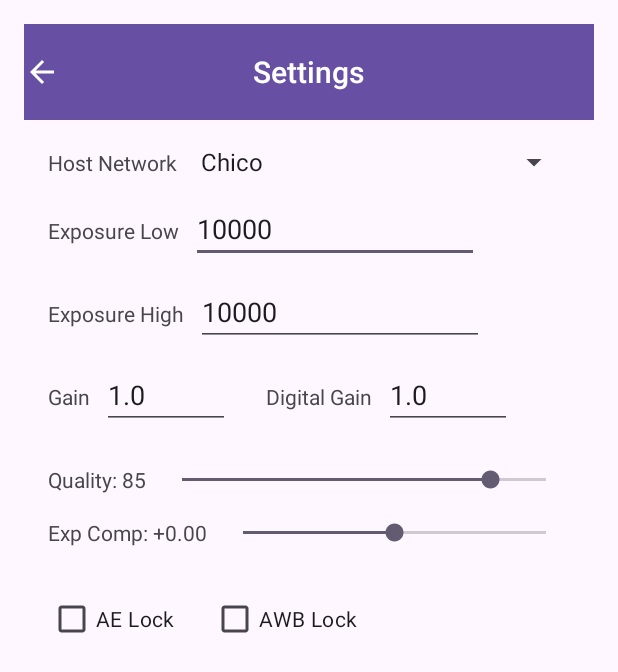
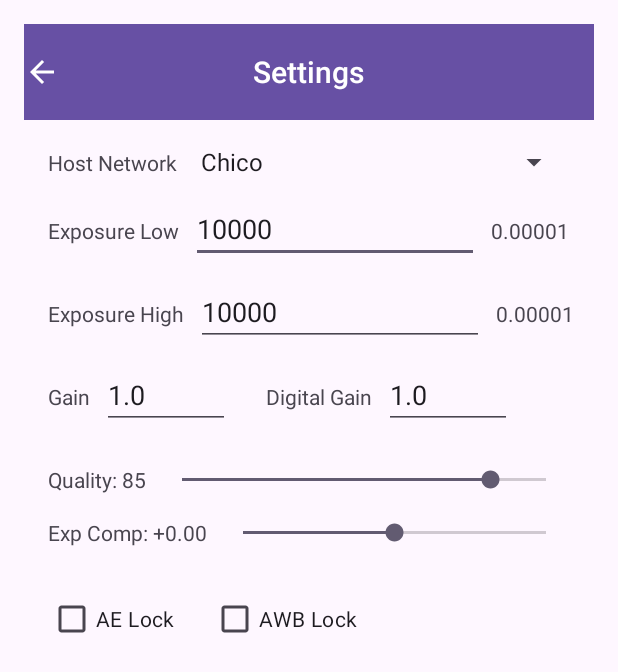
Before and after one commit to murveit/TGConnect, an Android app: the SettingsActivity screen opened directly, with no data from a screen before it, on a phone screen of 412 x 824 dp. Shown: the top 672 px of the screen. Run offline under Robolectric (Android 15) with nearby library versions, the light colour scheme and no system bars.

Commit message:
Added low/high exposure seconds label

```diff
--- a/app/src/main/java/com/murveit/tgcontrol/SettingsActivity.java
+++ b/app/src/main/java/com/murveit/tgcontrol/SettingsActivity.java
@@ -61,7 +61,13 @@ public class SettingsActivity extends AppCompatActivity {
         cbAeLock = findViewById(R.id.cbAeLock);
         cbAwbLock = findViewById(R.id.cbAwbLock);
         etExposureLow = findViewById(R.id.etExposureLow);
+        TextView tvExposureLowSeconds = findViewById(R.id.tvExposureLowSeconds);
+        setupNanoToSecondsWatcher(etExposureLow, tvExposureLowSeconds);
+
         etExposureHigh = findViewById(R.id.etExposureHigh);
+        TextView tvExposureHighSeconds = findViewById(R.id.tvExposureHighSeconds);
+        setupNanoToSecondsWatcher(etExposureHigh, tvExposureHighSeconds);
+
         etGain = findViewById(R.id.etGain);
         etDigitalGain = findViewById(R.id.etDigitalGain);
         sbJpegQuality = findViewById(R.id.sbJpegQuality);
@@ -83,6 +89,41 @@ public class SettingsActivity extends AppCompatActivity {
         setupSeekBarListeners();
     }
 
+    private void setupNanoToSecondsWatcher(EditText editText, TextView outputTextView) {
+        editText.addTextChangedListener(new android.text.TextWatcher() {
+            @Override
+            public void beforeTextChanged(CharSequence s, int start, int count, int after) {}
+
+            @Override
+            public void onTextChanged(CharSequence s, int start, int before, int count) {}
+
+            @Override
+            public void afterTextChanged(android.text.Editable s) {
+                if (s == null || s.length() == 0) {
+                    outputTextView.setText("0.000 sec");
+                    return;
+                }
+
+                try {
+                    // Parse nanoseconds (long)
+                    long nanoseconds = Long.parseLong(s.toString());
+
+                    // Convert to seconds (double)
+                    double seconds = nanoseconds / 1_000_000_000.0;
+
+                    if (seconds > 0 && seconds < 0.001) {
+                        // For very small non-zero values, show more precision
+                        outputTextView.setText(String.format(java.util.Locale.US, "%.6f sec", seconds));
+                    } else {
+                        // Standard precision
+                        outputTextView.setText(String.format(java.util.Locale.US, "%.3f sec", seconds));
+                    }
+                } catch (NumberFormatException e) {
+                    outputTextView.setText("- sec");
+                }
+            }
+        });
+    }
     private void loadSettings() {
         SharedPreferences prefs = PreferenceManager.getDefaultSharedPreferences(this);
 
--- a/app/src/main/res/layout/activity_settings.xml
+++ b/app/src/main/res/layout/activity_settings.xml
@@ -55,7 +55,6 @@
                 app:layout_constraintStart_toEndOf="@id/tvTargetLabel"
                 app:layout_constraintTop_toTopOf="parent" />
 
-            <!-- Exposure Low (Renamed) -->
             <TextView
                 android:id="@+id/tvExposureLowLabel"
                 android:layout_width="wrap_content"
@@ -75,7 +74,16 @@
                 app:layout_constraintBaseline_toBaselineOf="@id/tvExposureLowLabel"
                 app:layout_constraintStart_toEndOf="@id/tvExposureLowLabel" />
 
-            <!-- Exposure High (New) -->
+            <TextView
+                android:id="@+id/tvExposureLowSeconds"
+                android:layout_width="wrap_content"
+                android:layout_height="wrap_content"
+                android:layout_marginStart="8dp"
+                android:text="0.000 sec"
+                android:textColor="?android:attr/textColorSecondary"
+                app:layout_constraintBaseline_toBaselineOf="@id/etExposureLow"
+                app:layout_constraintStart_toEndOf="@id/etExposureLow" />
+
             <TextView
                 android:id="@+id/tvExposureHighLabel"
                 android:layout_width="wrap_content"
@@ -95,6 +103,15 @@
                 app:layout_constraintBaseline_toBaselineOf="@id/tvExposureHighLabel"
                 app:layout_constraintStart_toEndOf="@id/tvExposureHighLabel" />
 
+            <TextView
+                android:id="@+id/tvExposureHighSeconds"
+                android:layout_width="wrap_content"
+                android:layout_height="wrap_content"
+                android:layout_marginStart="8dp"
+                android:text="0.000 sec"
+                android:textColor="?android:attr/textColorSecondary"
+                app:layout_constraintBaseline_toBaselineOf="@id/etExposureHigh"
+                app:layout_constraintStart_toEndOf="@id/etExposureHigh" />
 
             <!-- Gain -->
             <TextView
@@ -116,7 +133,6 @@
                 app:layout_constraintBaseline_toBaselineOf="@id/tvGainLabel"
                 app:layout_constraintStart_toEndOf="@id/tvGainLabel" />
 
-            <!-- Digital Gain -->
             <TextView
                 android:id="@+id/tvDigitalGainLabel"
                 android:layout_width="wrap_content"
@@ -180,7 +196,6 @@
                 app:layout_constraintStart_toEndOf="@id/tvExpCompLabel"
                 app:layout_constraintTop_toTopOf="@id/tvExpCompLabel" />
 
-            <!-- AE and AWB Locks -->
             <CheckBox
                 android:id="@+id/cbAeLock"
                 android:layout_width="wrap_content"
```
